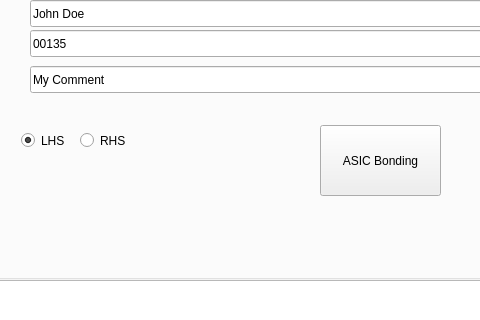
The window that python/src/LpdFemGui/LpdFemGuiMainWindow.ui (stfc-aeg/lpd-detector) describes before a commit, drawn with Qt 5; both pictures show x 112 to 592 and y 135 to 455 of the 799 by 792 pixel window.
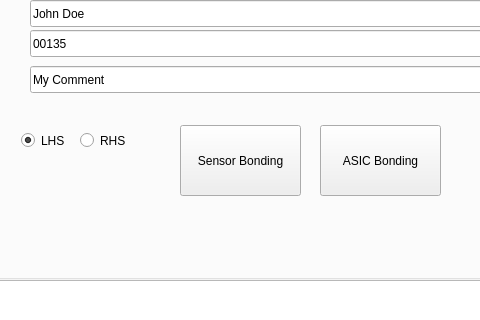
The same window after the commit.

What changed in the file:
```diff
--- a/python/src/LpdFemGui/LpdFemGuiMainWindow.ui
+++ b/python/src/LpdFemGui/LpdFemGuiMainWindow.ui
@@ -4703,6 +4703,31 @@
        <string>ASIC Bonding</string>
       </property>
      </widget>
+     <widget class="QPushButton" name="sensorBondingBtn">
+      <property name="geometry">
+       <rect>
+        <x>280</x>
+        <y>155</y>
+        <width>121</width>
+        <height>71</height>
+       </rect>
+      </property>
+      <property name="sizePolicy">
+       <sizepolicy hsizetype="Fixed" vsizetype="Fixed">
+        <horstretch>0</horstretch>
+        <verstretch>0</verstretch>
+       </sizepolicy>
+      </property>
+      <property name="minimumSize">
+       <size>
+        <width>40</width>
+        <height>0</height>
+       </size>
+      </property>
+      <property name="text">
+       <string>Sensor Bonding</string>
+      </property>
+     </widget>
     </widget>
    </widget>
    <widget class="QWidget" name="horizontalLayoutWidget_2">
```
